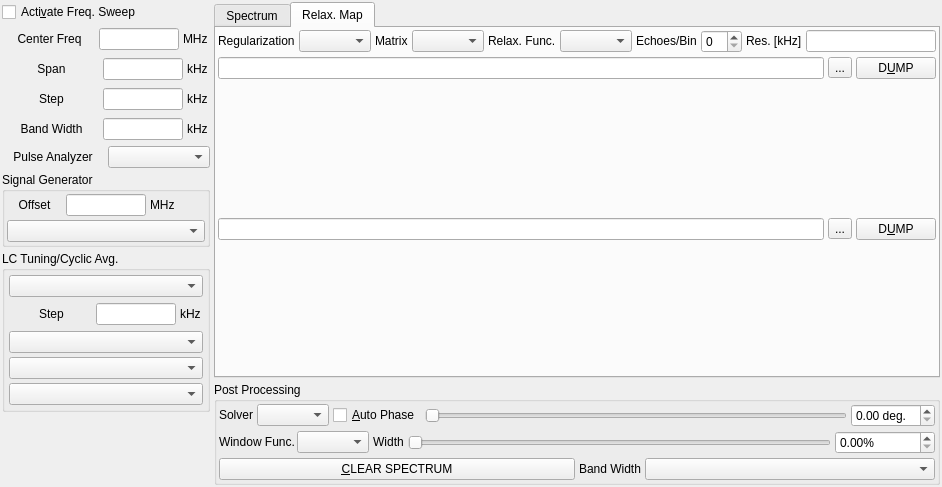
Qt form modules/nmr/nmrfspectrumform.ui (northriv/KAME) before a commit.
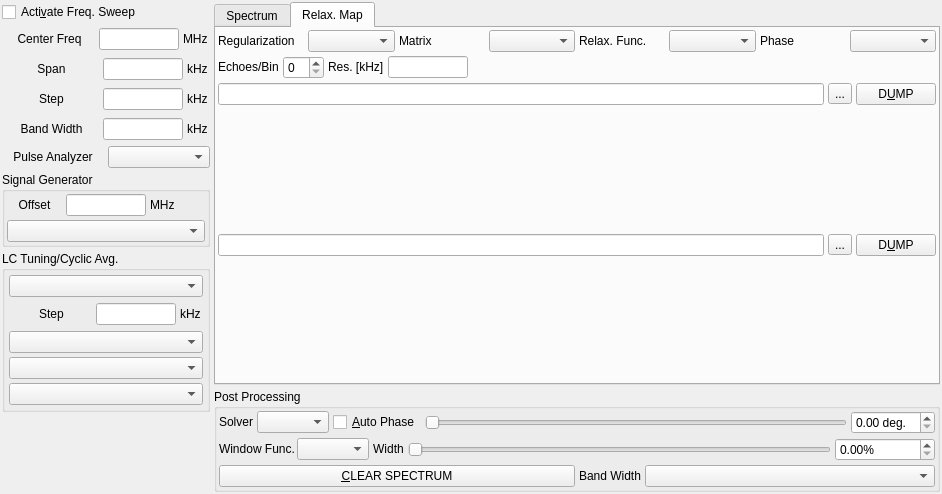
The same form after that commit. The open tabs and pages were chosen to show the change. Custom widgets are drawn as their Qt base class.

Commit message: nmrfspectrum: the swept phase is settled per frequency, not once for the sweep (user)

What changed in the file:
```diff
--- a/modules/nmr/nmrfspectrumform.ui
+++ b/modules/nmr/nmrfspectrumform.ui
@@ -612,6 +612,8 @@
            <number>2</number>
           </property>
           <item>
+           <layout class="QVBoxLayout" name="verticalLayoutRelaxMapCtl">
+            <item>
            <layout class="QHBoxLayout" name="horizontalLayoutRelaxMap">
             <item>
              <widget class="QLabel" name="textLabelMapMode">
@@ -662,6 +664,26 @@
              <widget class="QComboBox" name="m_cmbMapRelaxFunc"/>
             </item>
             <item>
+               <widget class="QLabel" name="textLabelMapPhase">
+                <property name="sizePolicy">
+                 <sizepolicy hsizetype="Preferred" vsizetype="Fixed">
+                  <horstretch>0</horstretch>
+                  <verstretch>0</verstretch>
+                 </sizepolicy>
+                </property>
+                <property name="text">
+                 <string>Phase</string>
+                </property>
+               </widget>
+              </item>
+              <item>
+               <widget class="QComboBox" name="m_cmbMapPhase"/>
+              </item>
+             </layout>
+            </item>
+            <item>
+             <layout class="QHBoxLayout" name="horizontalLayoutRelaxMap2">
+              <item>
              <widget class="QLabel" name="textLabelMapEchoesPerBin">
               <property name="sizePolicy">
                <sizepolicy hsizetype="Preferred" vsizetype="Fixed">
@@ -691,7 +713,29 @@
              </widget>
             </item>
             <item>
-             <widget class="QLineEdit" name="m_edMapFreqRes"/>
+               <widget class="QLineEdit" name="m_edMapFreqRes">
+              <property name="maximumSize">
+               <size>
+                <width>80</width>
+                <height>16777215</height>
+               </size>
+              </property>
+             </widget>
+              </item>
+              <item>
+               <spacer name="horizontalSpacerRelaxMap">
+                <property name="orientation">
+                 <enum>Qt::Horizontal</enum>
+                </property>
+                <property name="sizeHint" stdset="0">
+                 <size>
+                  <width>40</width>
+                  <height>20</height>
+                 </size>
+                </property>
+               </spacer>
+              </item>
+             </layout>
             </item>
            </layout>
           </item>
```
Left out of the diff: 1 changed line with no effect on the pictures. Lines whose indentation alone changed are shown as unchanged. The commit also changes 2 other files.
